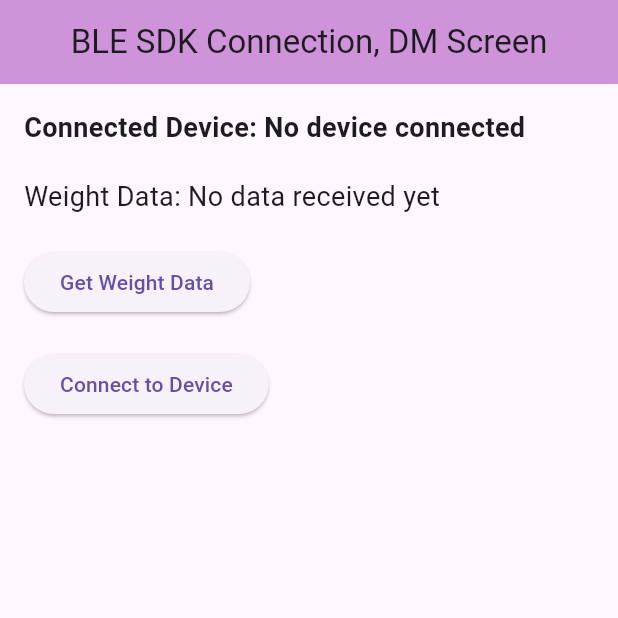
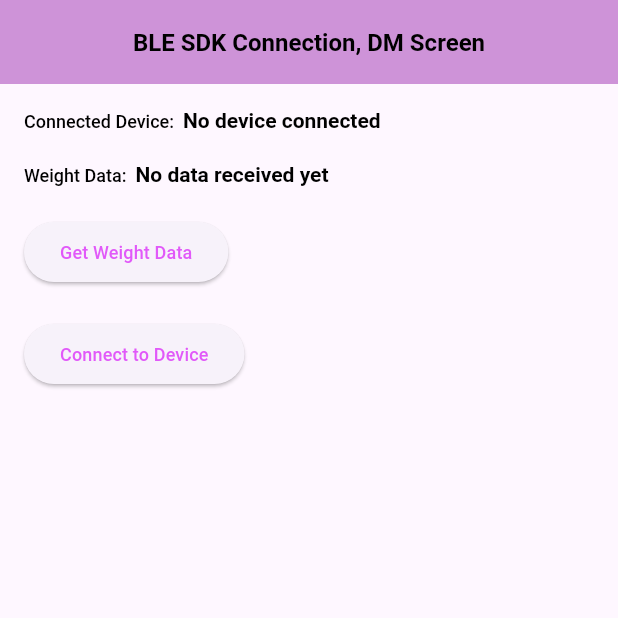
Before and after one commit to Sangeeta2021/sdk_connection_2, a Flutter app: the screen it shows after launch, on a phone screen of 412 x 824 dp, the top half of it. Run offline on Flutter 3.47's test engine with Material 3 defaults, Android fonts, the phone set to English and light mode, and no system bars; our stand-ins replace flutter_blue, permission_handler.

Commit message:
added styling

```diff
--- a/lib/Screen/deviceManager_screen.dart
+++ b/lib/Screen/deviceManager_screen.dart
@@ -135,16 +135,20 @@
 
 
 
-//*******************8Updated Code******************************/
+//*******************Updated Code******************************/
 
 import 'package:flutter/material.dart';
 import 'package:flutter/services.dart';
 import 'package:flutter_blue/flutter_blue.dart';
 import 'package:permission_handler/permission_handler.dart';
+import 'package:sdk_connection_2/utils/constants.dart';
+import 'package:sdk_connection_2/widget/sizedBox.dart';
 
 class DeviceManagerScreen extends StatefulWidget {
+  const DeviceManagerScreen({super.key});
+
   @override
-  _DeviceManagerScreenState createState() => _DeviceManagerScreenState();
+  State<DeviceManagerScreen> createState() => _DeviceManagerScreenState();
 }
 
 class _DeviceManagerScreenState extends State<DeviceManagerScreen> {
@@ -243,51 +247,45 @@ class _DeviceManagerScreenState extends State<DeviceManagerScreen> {
         throw MissingPluginException("Not implemented: ${call.method}");
     }
   }
-
   @override
   Widget build(BuildContext context) {
-    return Scaffold(
+     return Scaffold(
       appBar: AppBar(
         backgroundColor: Colors.purple.shade200,
         centerTitle: true,
-        title: Text('BLE SDK Connection, DM Screen'),
+        title: Text('BLE SDK Connection, DM Screen', style: appBarTextStyle,),
       ),
       body: Padding(
         padding: const EdgeInsets.all(16.0),
         child: Column(
           crossAxisAlignment: CrossAxisAlignment.start,
           children: <Widget>[
-            Text(
-              'Connected Device: $_deviceName',
-              style: TextStyle(fontSize: 18, fontWeight: FontWeight.bold),
-            ),
-            SizedBox(height: 20),
-            Text(
-              'Weight Data: $_weightData',
-              style: TextStyle(fontSize: 18),
-            ),
-            SizedBox(height: 20),
+
+            detailsRow("Connected Device:  ",_deviceName),
+            height20,
+            detailsRow("Weight Data:  ",_weightData),
+             height20,
             ElevatedButton(
               onPressed: _getWeightData,
-              child: Text('Get Weight Data'),
+              child: Text('Get Weight Data', style: buttonTextStyle,),
             ),
-            SizedBox(height: 20),
+            height20,
             ElevatedButton(
               onPressed: () async {
                 if (_deviceList.isNotEmpty) {
                   await _connectToDevice(_deviceList.first['address']!);
                 }
               },
-              child: Text('Connect to Device'),
+              child: Text('Connect to Device', style: buttonTextStyle,),
             ),
-            SizedBox(height: 20),
+            height20,
             Expanded(
               child: ListView.builder(
                 itemCount: _deviceList.length,
                 itemBuilder: (context, index) {
                   return ListTile(
-                    title: Text(_deviceList[index]['name']!),
-                    subtitle: Text(_deviceList[index]['address']!),
+                    title: Text(_deviceList[index]['name']!, style: blackHeadingStyle,),
+                    subtitle: Text(_deviceList[index]['address']!, style: blackContentStyle,),
                     onTap: () async {
                       await _connectToDevice(_deviceList[index]['address']!);
                     },
@@ -300,4 +298,13 @@ class _DeviceManagerScreenState extends State<DeviceManagerScreen> {
       ),
     );
   }
+
+  Widget detailsRow(String ques, String res) {
+    return RichText(text: TextSpan(
+            children: [
+              TextSpan(text: ques, style: blackContentStyle),
+              TextSpan(text: res, style: blackHeadingStyle)
+            ],
+          ),);
+  }
 }
--- /dev/null
+++ b/lib/utils/colors.dart
@@ -0,0 +1,5 @@
+import 'package:flutter/material.dart';
+
+const bColor = Colors.black;
+const themeColor = Color.fromARGB(255, 243, 177, 255);
+const darkThemeColor = Color.fromARGB(255, 225, 89, 249);
--- /dev/null
+++ b/lib/utils/constants.dart
@@ -0,0 +1,7 @@
+import 'package:flutter/material.dart';
+import 'package:sdk_connection_2/utils/colors.dart';
+
+const appBarTextStyle = TextStyle(fontSize: 16, color: bColor, fontWeight: FontWeight.bold);
+const blackHeadingStyle = TextStyle(fontSize: 14, color: bColor, fontWeight: FontWeight.w600);
+const blackContentStyle = TextStyle(fontSize: 12, color: bColor, fontWeight: FontWeight.w500);
+const buttonTextStyle = TextStyle(fontSize: 12, color: darkThemeColor, fontWeight: FontWeight.w500);
```
Also changed, not shown: lib/widget/sizedBox.dart (added, +20 -0 lines).
